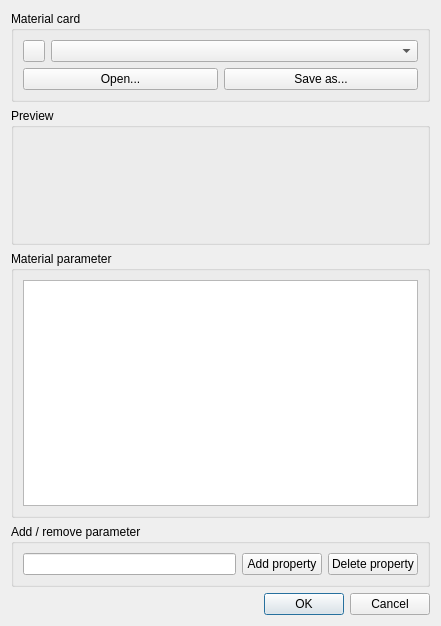
Old version of the form src/Mod/Material/materials-editor.ui in the repository southseact-3d/fcd.
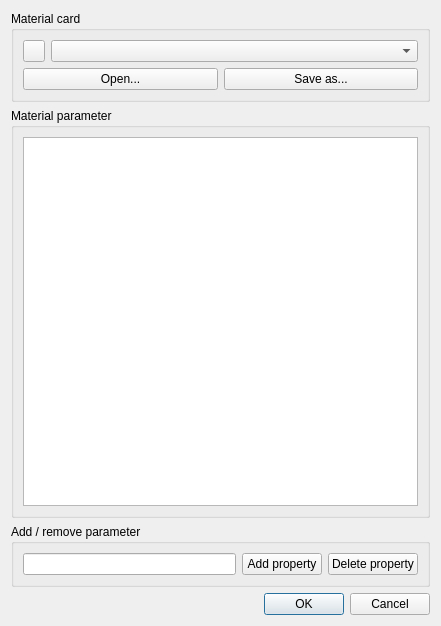
New version of the form.

Commit message: Material: Mateiral editor UI fixes - Fixed color buttons - Introduced "Section Color" property - Fixed named properties - Added preview icons - Remember UI dimensions and expanded states

Diff of the .ui file:
```diff
--- a/src/Mod/Material/materials-editor.ui
+++ b/src/Mod/Material/materials-editor.ui
@@ -23,6 +23,10 @@
        </property>
        <layout class="QVBoxLayout" name="verticalLayout_4">
         <item>
+         <layout class="QHBoxLayout" name="topLayout">
+          <item>
+           <layout class="QVBoxLayout" name="verticalLayout_6">
+            <item>
          <layout class="QHBoxLayout" name="horizontalLayout_7">
           <item>
            <widget class="QPushButton" name="ButtonURL">
@@ -80,52 +84,8 @@
          </layout>
         </item>
        </layout>
-      </widget>
-     </item>
-     <item>
-      <widget class="QGroupBox" name="PreviewGroup">
-       <property name="title">
-        <string>Preview</string>
-       </property>
-       <layout class="QHBoxLayout" name="horizontalLayout_2">
-        <item>
-         <spacer name="horizontalSpacer_3">
-          <property name="orientation">
-           <enum>Qt::Horizontal</enum>
-          </property>
-          <property name="sizeHint" stdset="0">
-           <size>
-            <width>40</width>
-            <height>20</height>
-           </size>
-          </property>
-         </spacer>
-        </item>
-        <item>
-         <widget class="QLabel" name="PreviewRender">
-          <property name="minimumSize">
-           <size>
-            <width>96</width>
-            <height>96</height>
-           </size>
-          </property>
-          <property name="text">
-           <string/>
-          </property>
-         </widget>
-        </item>
-        <item>
-         <widget class="QLabel" name="PreviewVector">
-          <property name="minimumSize">
-           <size>
-            <width>96</width>
-            <height>96</height>
-           </size>
-          </property>
-          <property name="text">
-           <string/>
-          </property>
-         </widget>
+          </item>
+         </layout>
         </item>
        </layout>
       </widget>
```
Lines whose indentation alone changed are shown as unchanged. The commit also changes 7 other files.
